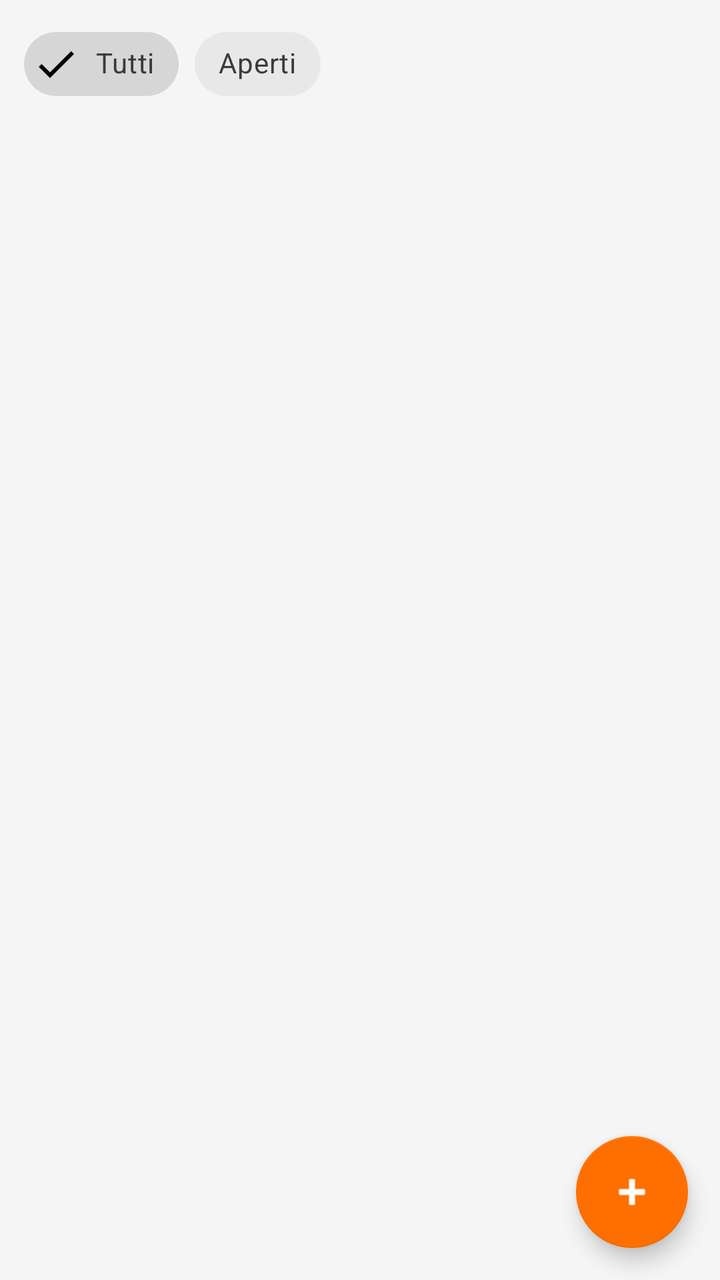
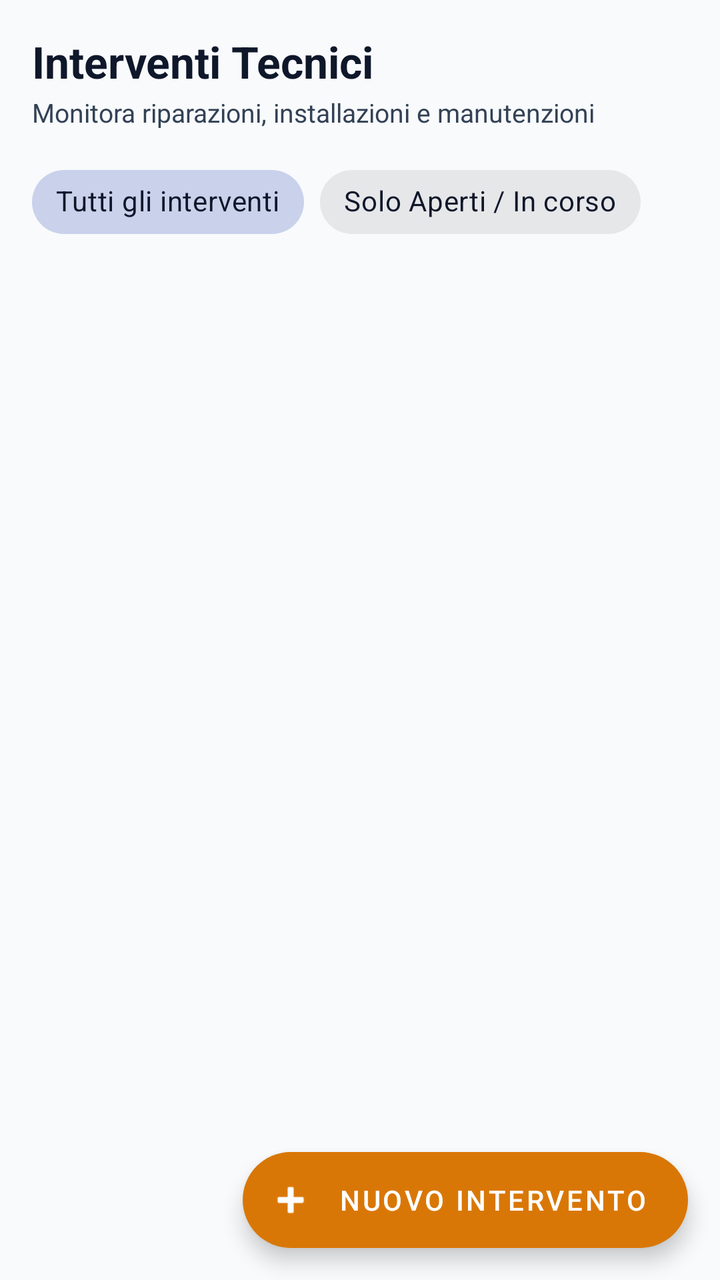

Before-and-after screenshots of an Android layout around one commit, followed by the original layout XML and the change that was made.
<!-- AndroidManifest.xml: application theme Theme.TechInterventionApp -->
<!-- res/layout/fragment_interventions.xml -->
<?xml version="1.0" encoding="utf-8"?>
<androidx.coordinatorlayout.widget.CoordinatorLayout
    xmlns:android="http://schemas.android.com/apk/res/android"
    xmlns:app="http://schemas.android.com/apk/res-auto"
    android:layout_width="match_parent"
    android:layout_height="match_parent"
    android:background="@color/background">

    <LinearLayout
        android:layout_width="match_parent"
        android:layout_height="match_parent"
        android:orientation="vertical">

        
        <com.google.android.material.chip.ChipGroup
            android:layout_width="match_parent"
            android:layout_height="wrap_content"
            android:paddingHorizontal="12dp"
            android:paddingVertical="8dp"
            app:singleSelection="true">

            <com.google.android.material.chip.Chip
                android:id="@+id/chip_all"
                style="@style/Widget.MaterialComponents.Chip.Filter"
                android:layout_width="wrap_content"
                android:layout_height="wrap_content"
                android:text="Tutti"
                android:checked="true" />

            <com.google.android.material.chip.Chip
                android:id="@+id/chip_open"
                style="@style/Widget.MaterialComponents.Chip.Filter"
                android:layout_width="wrap_content"
                android:layout_height="wrap_content"
                android:text="Aperti" />
        </com.google.android.material.chip.ChipGroup>

        <TextView
            android:id="@+id/tv_empty"
            android:layout_width="match_parent"
            android:layout_height="wrap_content"
            android:text="Nessun intervento.\nPremi + per aggiungerne uno."
            android:gravity="center"
            android:padding="32dp"
            android:textColor="@color/text_secondary"
            android:visibility="gone" />

        <androidx.recyclerview.widget.RecyclerView
            android:id="@+id/rv_interventions"
            android:layout_width="match_parent"
            android:layout_height="0dp"
            android:layout_weight="1"
            android:clipToPadding="false"
            android:paddingBottom="80dp"
            app:layoutManager="androidx.recyclerview.widget.LinearLayoutManager" />
    </LinearLayout>

    <com.google.android.material.floatingactionbutton.FloatingActionButton
        android:id="@+id/fab_add_intervention"
        android:layout_width="wrap_content"
        android:layout_height="wrap_content"
        android:layout_gravity="bottom|end"
        android:layout_margin="16dp"
        android:contentDescription="Nuovo intervento"
        android:src="@android:drawable/ic_input_add" />

</androidx.coordinatorlayout.widget.CoordinatorLayout>
<!-- resources referenced by this layout -->
<resources>
  <color name="background">#F5F5F5</color>
  <color name="text_secondary">#757575</color>
  <style name="Theme.TechInterventionApp" parent="Theme.MaterialComponents.DayNight.NoActionBar">
          
          <item name="colorPrimary">@color/primary</item>
          <item name="colorPrimaryVariant">@color/primary_variant</item>
          <item name="colorOnPrimary">@color/white</item>
          <item name="colorSecondary">@color/secondary</item>
          <item name="colorSecondaryVariant">@color/secondary_variant</item>
          <item name="colorOnSecondary">@color/white</item>
          <item name="colorError">@color/error</item>
  
          
          <item name="android:colorBackground">@color/background</item>
          <item name="colorSurface">@color/surface</item>
          <item name="colorOnSurface">@color/on_surface</item>
  
          
          <item name="android:statusBarColor">@color/primary_variant</item>
      </style>
  <color name="primary">#1565C0</color>
  <color name="primary_variant">#003c8f</color>
  <color name="white">#FFFFFF</color>
  <color name="secondary">#FF6F00</color>
  <color name="secondary_variant">#c43e00</color>
  <color name="error">#B00020</color>
  <color name="surface">#FFFFFF</color>
  <color name="on_surface">#212121</color>
</resources>

<!-- the commit's change to res/layout/fragment_interventions.xml (unified diff, before → after) -->
@@ -12,38 +12,91 @@
         android:orientation="vertical">
 
         
+        <LinearLayout
+            android:layout_width="match_parent"
+            android:layout_height="wrap_content"
+            android:paddingHorizontal="16dp"
+            android:paddingTop="16dp"
+            android:paddingBottom="6dp"
+            android:orientation="vertical">
+
+            <TextView
+                android:layout_width="wrap_content"
+                android:layout_height="wrap_content"
+                android:text="Interventi Tecnici"
+                android:textSize="22sp"
+                android:textStyle="bold"
+                android:textColor="@color/text_primary" />
+
+            <TextView
+                android:layout_width="wrap_content"
+                android:layout_height="wrap_content"
+                android:text="Monitora riparazioni, installazioni e manutenzioni"
+                android:textSize="13sp"
+                android:textColor="@color/text_secondary"
+                android:layout_marginTop="2dp" />
+        </LinearLayout>
+
+        
         <com.google.android.material.chip.ChipGroup
             android:layout_width="match_parent"
             android:layout_height="wrap_content"
-            android:paddingHorizontal="12dp"
-            android:paddingVertical="8dp"
+            android:paddingHorizontal="16dp"
+            android:paddingVertical="6dp"
             app:singleSelection="true">
 
             <com.google.android.material.chip.Chip
                 android:id="@+id/chip_all"
-                style="@style/Widget.MaterialComponents.Chip.Filter"
+                style="@style/Widget.MaterialComponents.Chip.Choice"
                 android:layout_width="wrap_content"
                 android:layout_height="wrap_content"
-                android:text="Tutti"
+                android:text="Tutti gli interventi"
+                android:textColor="@color/text_primary"
                 android:checked="true" />
 
             <com.google.android.material.chip.Chip
                 android:id="@+id/chip_open"
-                style="@style/Widget.MaterialComponents.Chip.Filter"
+                style="@style/Widget.MaterialComponents.Chip.Choice"
                 android:layout_width="wrap_content"
                 android:layout_height="wrap_content"
-                android:text="Aperti" />
+                android:text="Solo Aperti / In corso"
+                android:textColor="@color/text_primary" />
         </com.google.android.material.chip.ChipGroup>
 
-        <TextView
+        
+        <LinearLayout
             android:id="@+id/tv_empty"
             android:layout_width="match_parent"
             android:layout_height="wrap_content"
-            android:text="Nessun intervento.\nPremi + per aggiungerne uno."
             android:gravity="center"
-            android:padding="32dp"
-            android:textColor="@color/text_secondary"
-            android:visibility="gone" />
+            android:orientation="vertical"
+            android:padding="40dp"
+            android:visibility="gone">
+
+            <TextView
+                android:layout_width="wrap_content"
+                android:layout_height="wrap_content"
+                android:text="🔧"
+                android:textSize="48sp" />
+
+            <TextView
+                android:layout_width="wrap_content"
+                android:layout_height="wrap_content"
+                android:text="Nessun intervento registrato"
+                android:textSize="16sp"
+                android:textStyle="bold"
+                android:textColor="@color/text_primary"
+                android:layout_marginTop="12dp" />
+
+            <TextView
+                android:layout_width="wrap_content"
+                android:layout_height="wrap_content"
+                android:text="Premi il tasto in basso per registrare un nuovo intervento tecnico."
+                android:textSize="13sp"
+                android:textColor="@color/text_secondary"
+                android:gravity="center"
+                android:layout_marginTop="4dp" />
+        </LinearLayout>
 
         <androidx.recyclerview.widget.RecyclerView
             android:id="@+id/rv_interventions"
@@ -51,17 +104,21 @@
             android:layout_height="0dp"
             android:layout_weight="1"
             android:clipToPadding="false"
-            android:paddingBottom="80dp"
+            android:paddingTop="4dp"
+            android:paddingBottom="84dp"
             app:layoutManager="androidx.recyclerview.widget.LinearLayoutManager" />
     </LinearLayout>
 
-    <com.google.android.material.floatingactionbutton.FloatingActionButton
+    <com.google.android.material.floatingactionbutton.ExtendedFloatingActionButton
         android:id="@+id/fab_add_intervention"
         android:layout_width="wrap_content"
         android:layout_height="wrap_content"
         android:layout_gravity="bottom|end"
         android:layout_margin="16dp"
-        android:contentDescription="Nuovo intervento"
-        android:src="@android:drawable/ic_input_add" />
+        android:text="Nuovo Intervento"
+        android:textColor="@color/white"
+        app:backgroundTint="@color/secondary"
+        app:icon="@android:drawable/ic_input_add"
+        app:iconTint="@color/white" />
 
 </androidx.coordinatorlayout.widget.CoordinatorLayout>
<!-- resource entries referenced after the edit -->
@@ -1,8 +1,8 @@
 <!-- resources referenced by this layout -->
 <resources>
-  <color name="background">#F5F5F5</color>
-  <color name="text_secondary">#757575</color>
-  <style name="Theme.TechInterventionApp" parent="Theme.MaterialComponents.DayNight.NoActionBar">
+  <color name="background">#F8FAFC</color>
+  <color name="text_secondary">#334155</color>
+  <style name="Theme.TechInterventionApp" parent="Theme.MaterialComponents.Light.NoActionBar">
           
           <item name="colorPrimary">@color/primary</item>
           <item name="colorPrimaryVariant">@color/primary_variant</item>
@@ -15,18 +15,41 @@
           
           <item name="android:colorBackground">@color/background</item>
           <item name="colorSurface">@color/surface</item>
-          <item name="colorOnSurface">@color/on_surface</item>
+          <item name="colorOnSurface">@color/text_primary</item>
   
           
-          <item name="android:statusBarColor">@color/primary_variant</item>
+          <item name="android:textColor">@color/text_primary</item>
+          <item name="android:textColorPrimary">@color/text_primary</item>
+          <item name="android:textColorSecondary">@color/text_secondary</item>
+          <item name="android:textColorHint">@color/text_muted</item>
+  
+          
+          <item name="android:statusBarColor">@color/background</item>
+          <item name="android:windowLightStatusBar">true</item>
+          <item name="android:navigationBarColor">@color/surface</item>
+          <item name="android:windowLightNavigationBar">true</item>
+  
+          
+          <item name="textInputStyle">@style/Widget.App.TextInputLayout</item>
       </style>
-  <color name="primary">#1565C0</color>
-  <color name="primary_variant">#003c8f</color>
+  <color name="primary">#1E40AF</color>
+  <color name="primary_variant">#172554</color>
   <color name="white">#FFFFFF</color>
-  <color name="secondary">#FF6F00</color>
-  <color name="secondary_variant">#c43e00</color>
-  <color name="error">#B00020</color>
+  <color name="secondary">#D97706</color>
+  <color name="text_primary">#0F172A</color>
+  <color name="secondary_variant">#B45309</color>
+  <color name="error">#DC2626</color>
   <color name="surface">#FFFFFF</color>
-  <color name="on_surface">#212121</color>
+  <color name="text_muted">#64748B</color>
+  <style name="Widget.App.TextInputLayout" parent="Widget.MaterialComponents.TextInputLayout.OutlinedBox">
+          <item name="boxStrokeColor">@color/primary</item>
+          <item name="boxStrokeWidth">1.5dp</item>
+          <item name="boxCornerRadiusTopStart">12dp</item>
+          <item name="boxCornerRadiusTopEnd">12dp</item>
+          <item name="boxCornerRadiusBottomStart">12dp</item>
+          <item name="boxCornerRadiusBottomEnd">12dp</item>
+          <item name="hintTextColor">@color/primary</item>
+          <item name="android:textColorHint">@color/text_muted</item>
+      </style>
 </resources>
 
